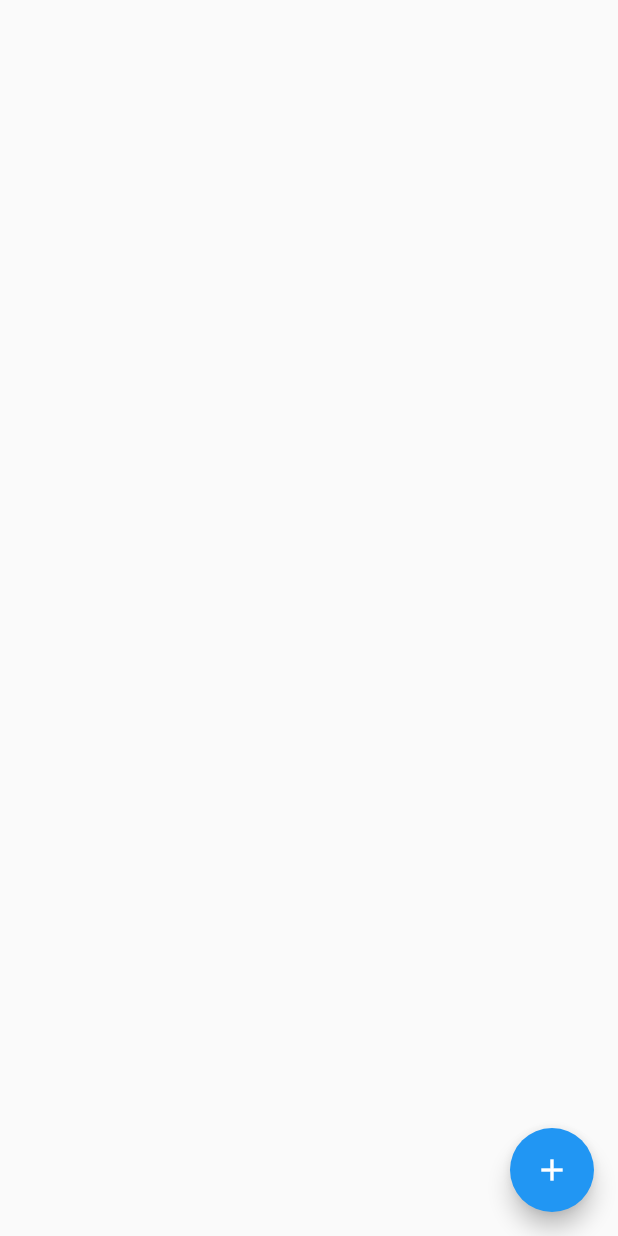
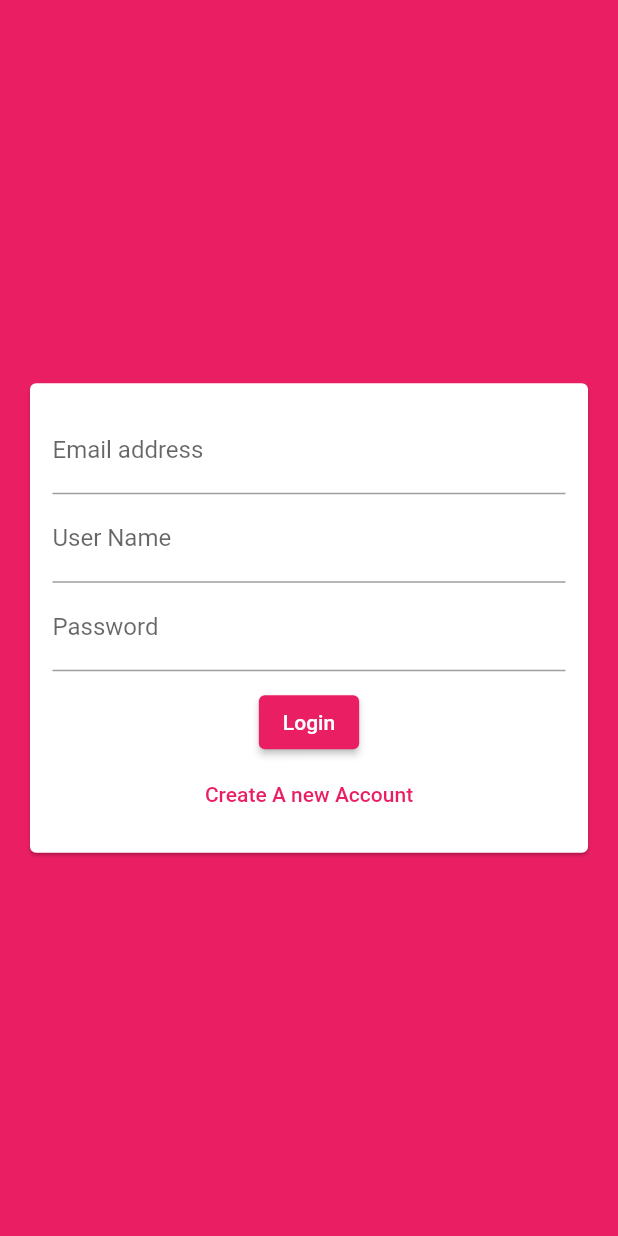
Before and after one commit to Nayemalam110/My-Massenger, a Flutter app: the screen it shows after launch, on a phone screen of 412 x 824 dp. Run offline on Flutter 3.47's test engine with Material 2 defaults, Android fonts, the phone set to English and light mode, and no system bars; our stand-ins replace cloud_firestore, firebase_core; accounts and stored records are empty.

Commit message:
step-2.1

```diff
--- a/lib/main.dart
+++ b/lib/main.dart
@@ -1,10 +1,11 @@
 import 'package:flutter/material.dart';
 import 'package:firebase_core/firebase_core.dart';
+import 'package:my_chat_app/screens/auth_screen.dart';
 import '../screens/chat_screen.dart';
 
 Future<void> main() async {
-  WidgetsFlutterBinding.ensureInitialized();
-  await Firebase.initializeApp();
+  // WidgetsFlutterBinding.ensureInitialized();
+  // await Firebase.initializeApp();
 
   runApp(MyApp());
 }
@@ -13,10 +14,17 @@ class MyApp extends StatelessWidget {
   @override
   Widget build(BuildContext context) {
     return MaterialApp(
+      title: 'ChatApp',
+      theme: ThemeData(
+        colorScheme: ColorScheme.fromSwatch(
+            primarySwatch: Colors.pink,
+            backgroundColor: Colors.pink,
+            accentColor: Colors.deepPurple),
+      ),
       debugShowCheckedModeBanner: false,
       home: Scaffold(
           body: Center(
-        child: ChatScreen(),
+        child: AuthScreen(),
       )),
     );
   }
--- a/lib/screens/auth_screen.dart
+++ b/lib/screens/auth_screen.dart
@@ -0,0 +1,18 @@
+import 'package:flutter/material.dart';
+import 'package:my_chat_app/widgets/auth_form.dart';
+
+class AuthScreen extends StatefulWidget {
+  const AuthScreen({Key? key}) : super(key: key);
+
+  @override
+  State<AuthScreen> createState() => _AuthScreenState();
+}
+
+class _AuthScreenState extends State<AuthScreen> {
+  @override
+  Widget build(BuildContext context) {
+    return Scaffold(
+      body: AuthForm(),
+    );
+  }
+}
--- /dev/null
+++ b/lib/widgets/auth_form.dart
@@ -0,0 +1,54 @@
+import 'package:flutter/material.dart';
+
+class AuthForm extends StatefulWidget {
+  @override
+  State<AuthForm> createState() => _AuthFormState();
+}
+
+class _AuthFormState extends State<AuthForm> {
+  final _formKey = GlobalKey<FormState>();
+
+  @override
+  Widget build(BuildContext context) {
+    return Container(
+      width: double.infinity,
+      color: Theme.of(context).backgroundColor,
+      child: Center(
+        child: Card(
+          margin: const EdgeInsets.all(20),
+          child: SingleChildScrollView(
+              child: Padding(
+            padding: const EdgeInsets.all(15),
+            child: Form(
+              key: _formKey,
+              child: Column(
+                children: [
+                  TextFormField(
+                    keyboardType: TextInputType.emailAddress,
+                    decoration:
+                        const InputDecoration(labelText: 'Email address'),
+                  ),
+                  TextFormField(
+                    decoration: const InputDecoration(labelText: 'User Name'),
+                  ),
+                  TextFormField(
+                    obscureText: true,
+                    decoration: const InputDecoration(labelText: 'Password'),
+                  ),
+                  SizedBox(
+                    height: 10,
+                  ),
+                  ElevatedButton(onPressed: () {}, child: Text('Login')),
+                  TextButton(
+                    onPressed: () {},
+                    child: Text('Create A new Account'),
+                  )
+                ],
+              ),
+            ),
+          )),
+        ),
+      ),
+    );
+  }
+}
```
